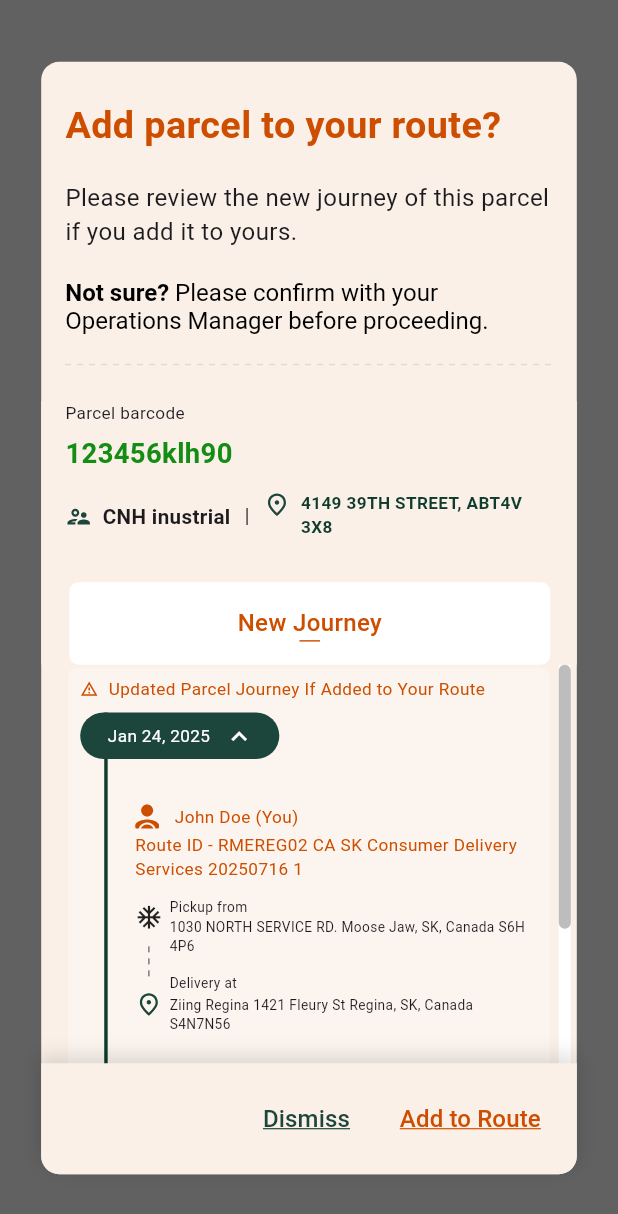
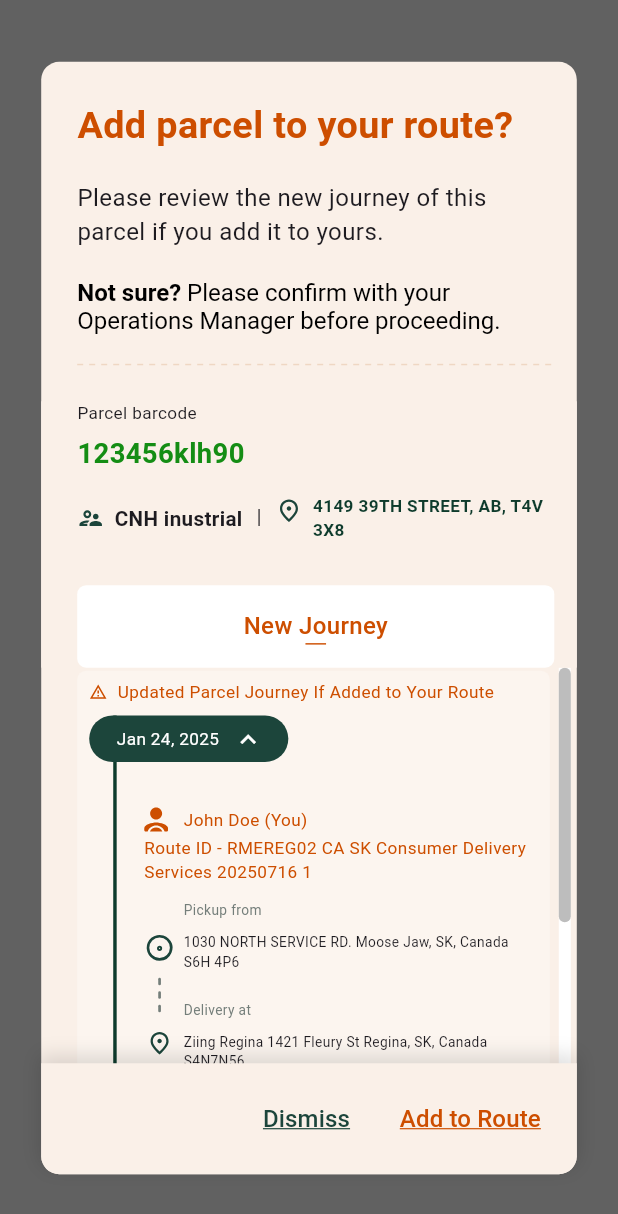
Before and after one commit to Dhirajkawalkar/dhiraj_flutter_learnings, a Flutter app: the PopupScreen screen opened directly, on a phone screen of 412 x 824 dp. Shown: the top 1214 px of the screen. Run offline on Flutter 3.47's test engine with Material 3 defaults, Android fonts, the phone set to English and light mode, and no system bars; drawn by our look-alikes of dotted_line; our stand-ins replace flutter_screenutil, flutter_sticky_header, flutter_svg, timelines_plus; missing offline and left inert: dash, draggable_scrollbar.

Commit message:
Before rename

```diff
--- a/lib/Popup dialouge/clean_main_content.dart
+++ b/lib/Popup dialouge/clean_main_content.dart
@@ -31,7 +31,7 @@ class _CleanMainContentState extends State<CleanMainContent> {
         child:  Column(
           children: [
             Container(
-                padding: EdgeInsets.only(top: 24, left: 16, right: 15),
+                padding: EdgeInsets.only(top: 24, left: 24, right: 15),
                 child: SizedBox(child: TitleBar(titleText: "Add parcel to your route?"))),
 
             Expanded(
@@ -40,16 +40,18 @@ class _CleanMainContentState extends State<CleanMainContent> {
                   /// First container - scrolls away
                   SliverToBoxAdapter(
                     child: Container(
-                        padding: EdgeInsets.only( left: 16, bottom: 24, right: 15),
+                        padding: EdgeInsets.only( left: 24, bottom: 24, right: 15),
                       child: TextContent()
                     ),
                   ),
 
                   /// Second container - sticky header
                   SliverStickyHeader(
+                    //overlapsContent: true,
+                    //sticky: false,
                     header: Container(
-                      // height: 100,
-                      padding: EdgeInsets.only(left: 16, right: 15),
+                      // height: 170,
+                      padding: EdgeInsets.only(left: 24, right: 15),
                       color: Color(0xffFAF0E8),
                       // alignment: Alignment.center,
                       child: Padding(
@@ -93,20 +95,22 @@ class _CleanMainContentState extends State<CleanMainContent> {
                                 SizedBox(width: 8.w,),
 
                                 Expanded(
+                                  child: Padding(
+                                    padding: const EdgeInsets.only(top: 14),
                                     child: Row(
                                       crossAxisAlignment: CrossAxisAlignment.start,
                                       children: [
                                         Padding(
-                                        padding: const EdgeInsets.only(top: 12.0),
+                                          padding: const EdgeInsets.only(top: 2),
                                           child: SvgPicture.asset('image/location.svg'),
 
                                         ),
                                         SizedBox(width: 6.w),
                                         Expanded(
                                           child: Padding(
-                                          padding: const EdgeInsets.only(top: 12.0),
+                                            padding: const EdgeInsets.only(top: 0, right: 0),
                                             child: Text(
-                                            "4149 39TH STREET, ABT4V 3X8",
+                                              "4149 39TH STREET, AB, T4V 3X8",
                                               style: TextStyle(
                                                 fontSize: 10.sp,
                                                 fontWeight: FontWeight.w600,
@@ -116,6 +120,7 @@ class _CleanMainContentState extends State<CleanMainContent> {
                                           ),
                                         ),
                                       ],
+                                    ),
                                   ),
                                 ),
                               ],
@@ -130,6 +135,7 @@ class _CleanMainContentState extends State<CleanMainContent> {
                     ),
 
                     sliver:  SliverFillRemaining(
+                      fillOverscroll: false,
                       hasScrollBody: true,
                       child: SizedBox(
                           child: ScrollbarTheme(
@@ -149,8 +155,9 @@ class _CleanMainContentState extends State<CleanMainContent> {
                                 trackVisibility: true, // Required to show the track
                                 interactive: true,
                                 child: SingleChildScrollView(
+                                  physics: NeverScrollableScrollPhysics(),
                                   child: Container(
-                                      padding: EdgeInsets.only(left: 18, bottom: 24,right: 14),
+                                      padding: EdgeInsets.only(left: 24, bottom: 24,right: 14),
                                       child: ScrollableTimelineBox()),
                                 ),
                               ),
--- a/lib/Popup dialouge/list_widgets.dart
+++ b/lib/Popup dialouge/list_widgets.dart
@@ -34,7 +34,7 @@ class _TimelineItemWidgetState extends State<TimelineItemWidget> {
                         Column(
                           children: [
                             Container(
-                              height: isExpanded ? 200.h : 50.h,
+                              height: isExpanded ? 208.h : 50.h,
                               width: 2.w,
                               color: Color(0xFF0E3B2C),
                             )
@@ -133,8 +133,12 @@ class _InsideInfoState extends State<InsideInfo> {
                     Column(
                       children: [
 
-                        SizedBox(height: 4.h,),
-                       Icon(Icons.ac_unit, size: 16.sp,),
+                        SizedBox(height: 18.h,),
+                       SizedBox(
+                         height: 18.sp,
+                           width: 18.sp,
+                           child: SvgPicture.asset('image/control.svg')
+                       ),
                         SizedBox(height: 6.5.h,),
 
                         //Dashed line vertical
@@ -142,15 +146,19 @@ class _InsideInfoState extends State<InsideInfo> {
                           children: List.generate(
                             3,
                                 (index) => Container(
-                              width: 1,
-                              height: 4,
-                              color: Color(0xff747E7A),
+                                  decoration: BoxDecoration(
+                                    borderRadius: BorderRadius.circular(10),
+                                    color: Color(0xff747E7A),
+                                  ),
+                              width: 1.8,
+                              height:   5,
+
                               margin: const EdgeInsets.symmetric(vertical: 2),
                             ),
                           ),
                         ),
 
-                        SizedBox(height: 6.5.h,),
+                        SizedBox(height: 8.h,),
 
                         SvgPicture.asset('image/location.svg'),
                       ],
@@ -161,12 +169,12 @@ class _InsideInfoState extends State<InsideInfo> {
                       crossAxisAlignment: CrossAxisAlignment.start,
                       children: [
                         Padding(
-                          padding:  EdgeInsets.only(left: 20.w),
-                          child: Text("Pickup from", style: TextStyle(fontSize: 8.sp),),
+                          padding:  EdgeInsets.only(left: 23.w,bottom: 7.h),
+                          child: Text("Pickup from", style: TextStyle(fontSize: 8.sp, fontWeight: FontWeight.w400, color: Color(0xff747E7A)),),
                         ),
 
                         Padding(
-                          padding:  EdgeInsets.only(top: 0, left: 20.w,bottom: 10.h),
+                          padding:  EdgeInsets.only(top: 0, left: 23.w,bottom: 16.h),
                           child: SizedBox(
 
                             child: Text("1030 NORTH SERVICE RD. Moose Jaw, SK, Canada S6H 4P6", style: TextStyle(fontSize: 8.sp),),
@@ -174,12 +182,12 @@ class _InsideInfoState extends State<InsideInfo> {
                         ),
 
                         Padding(
-                          padding:  EdgeInsets.only(bottom: 1.h, left: 20.w),
-                          child: Text("Delivery at", style: TextStyle(fontSize: 8.sp),),
+                          padding:  EdgeInsets.only(bottom: 7.h, left: 23.w),
+                          child: Text("Delivery at", style: TextStyle(fontSize: 8.sp, fontWeight: FontWeight.w400, color: Color(0xff747E7A)),),
                         ),
 
                         Padding(
-                          padding:  EdgeInsets.only(left: 20.w, bottom: 10.h),
+                          padding:  EdgeInsets.only(left: 23.w, bottom: 10.h),
                           child: SizedBox(
 
                             child: Text("Ziing Regina 1421 Fleury St Regina, SK, Canada S4N7N56", style: TextStyle(fontSize: 8.sp),),
--- a/lib/Popup dialouge/parts.dart
+++ b/lib/Popup dialouge/parts.dart
@@ -156,7 +156,7 @@ class ScrollableTimelineBox extends StatelessWidget {
       TimelineItemWidget(),
     ];
 
-    double dynamicHeight =(timelineItems.length * 270); // +100 for top content like warning
+    double dynamicHeight =(timelineItems.length * 277); // Height multiplied by number of items
 
     return Scrollbar(
       child: Padding(
```
Also changed, not shown: image/circle.svg (added), image/control.svg (added). Lines whose indentation alone changed are shown as unchanged.
